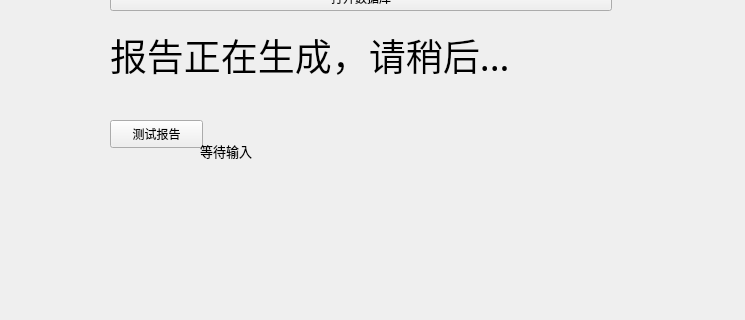
This is UI/Ui_MainWindow.ui in afei2357/NJS_ARpt as Qt 5 draws it before an edit; both pictures show x 0 to 745 and y 190 to 510 of the 745 by 800 pixel window. The edited form follows.
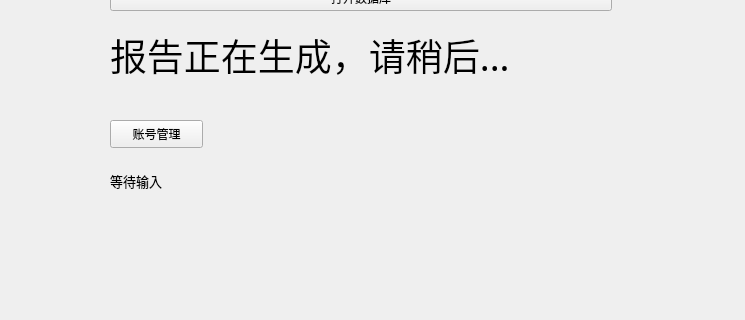
This is the edited form. Icons and pictures are not drawn.

```diff
--- a/UI/Ui_MainWindow.ui
+++ b/UI/Ui_MainWindow.ui
@@ -142,14 +142,14 @@
      </rect>
     </property>
     <property name="text">
-     <string>测试报告</string>
+     <string>账号管理</string>
     </property>
    </widget>
    <widget class="QLabel" name="lbl_finish">
     <property name="geometry">
      <rect>
-      <x>200</x>
-      <y>320</y>
+      <x>110</x>
+      <y>350</y>
       <width>401</width>
       <height>41</height>
      </rect>
```
Left out of the diff: 2 changed lines with no effect on the pictures.
